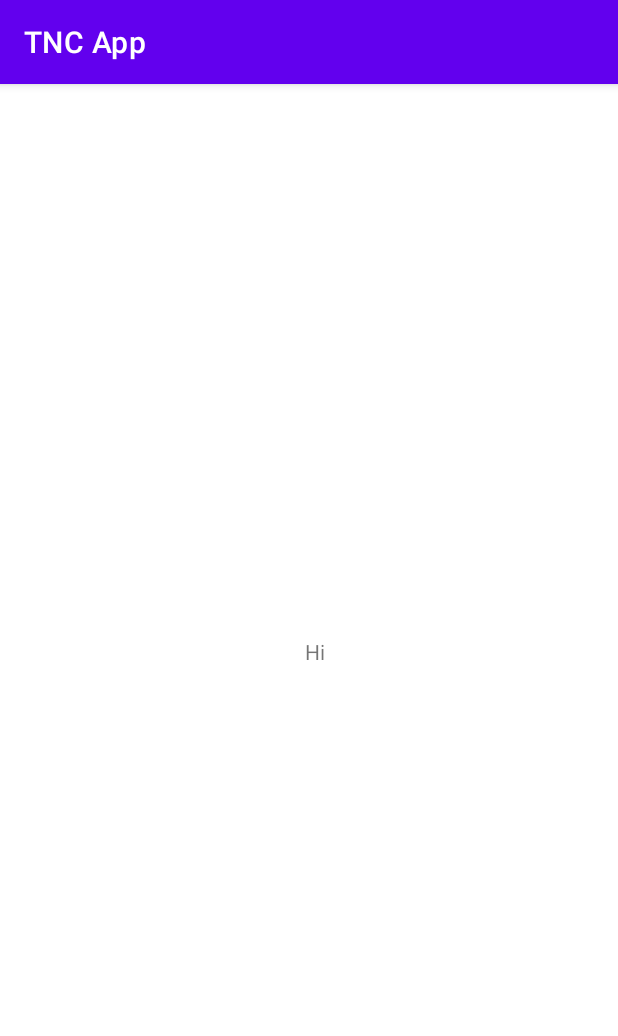
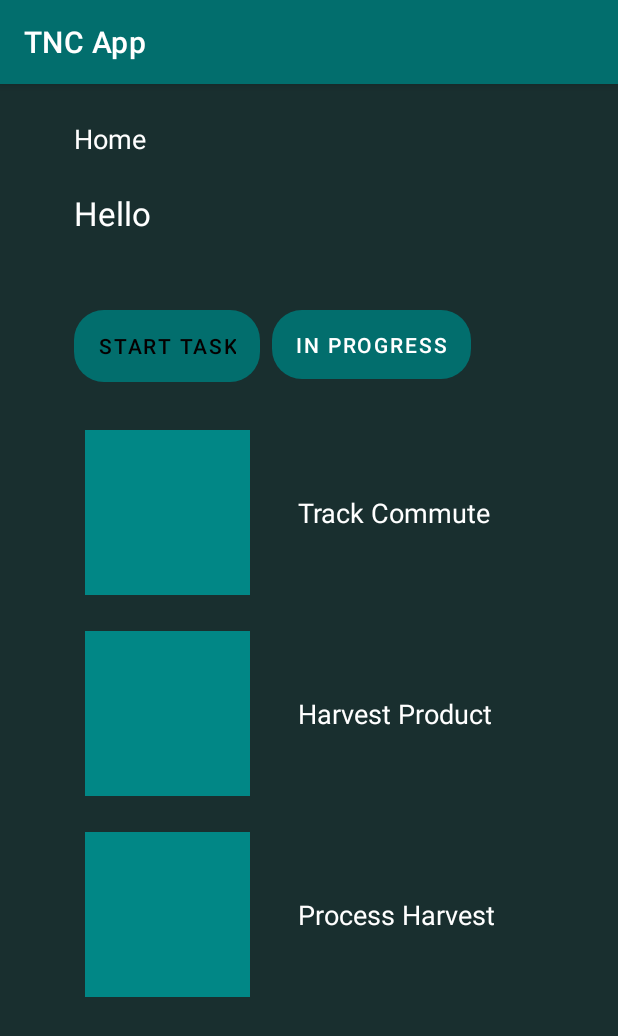
Before and after one commit to RezwanTanvin/TNC_App, an Android app: the MainActivity screen opened directly, with no data from a screen before it, on a phone screen of 412 x 824 dp. Shown: the top 1036 px of the screen. Run offline under Robolectric (Android 15) with nearby library versions, the phone set to English and light mode, and no system bars; our stand-ins replace Firebase (no records; nobody signed in at launch, a user with empty details on screens opened directly).

Commit message:
- Created Main screen after log in - Created all buttons etc - Created a roundedcorner.xml file for buttons that can be used anywhere. - Starting the trackCommute section now.

```diff
--- a/app/src/main/AndroidManifest.xml
+++ b/app/src/main/AndroidManifest.xml
@@ -6,11 +6,14 @@
         android:allowBackup="true"
         android:dataExtractionRules="@xml/data_extraction_rules"
         android:fullBackupContent="@xml/backup_rules"
-        android:icon="@mipmap/ic_launcher"
+        android:icon="@drawable/ic_launcher_background"
         android:label="@string/app_name"
         android:supportsRtl="true"
         android:theme="@style/Theme.TNCApp"
         tools:targetApi="31">
+        <activity
+            android:name=".TrackCommute.trackCommS1"
+            android:exported="false" />
         <activity
             android:name=".MainActivity"
             android:exported="false" />
--- a/app/src/main/java/com/example/tncapp/LoginActivity.java
+++ b/app/src/main/java/com/example/tncapp/LoginActivity.java
@@ -44,7 +44,46 @@ public class LoginActivity extends AppCompatActivity {
         passwordEditText = findViewById(R.id.password);
         loginButton = findViewById(R.id.login);
         loadingProgressBar = findViewById(R.id.loading);
+
         loginButton.setEnabled(false);
+
+        loginButton.setOnClickListener(new View.OnClickListener() {
+            @Override
+            public void onClick(View view) {
+                loadingProgressBar.setVisibility(View.VISIBLE);
+                String username = usernameEditText.getText().toString();
+                String password = passwordEditText.getText().toString();
+
+                mAuth.signInWithEmailAndPassword(username,password).addOnCompleteListener(new OnCompleteListener<AuthResult>() {
+                    @Override
+                    public void onComplete(@NonNull Task<AuthResult> task) {
+                        if (task.isSuccessful()) {
+
+                            loadingProgressBar.setVisibility(View.GONE);
+
+                            Log.d(TAG, "signInWithEmail:success");
+
+                            FirebaseUser currentuser = mAuth.getCurrentUser();
+                            updateUI(currentuser);
+
+                            startActivity(new Intent(LoginActivity.this,MainActivity.class));
+
+                        } else {
+
+                            loadingProgressBar.setVisibility(View.GONE);
+
+                            // If sign in fails, display a message to the user.
+                            Log.w(TAG, "signInWithEmail:failure", task.getException());
+                            Toast.makeText(LoginActivity.this, "Authentication failed.",
+                                    Toast.LENGTH_SHORT).show();
+
+                            updateUI(null);
+                        }
+                    }
+                });
+
+            }
+        });
 
         usernameEditText.addTextChangedListener(new TextWatcher() {
             @Override
@@ -92,37 +131,9 @@ public class LoginActivity extends AppCompatActivity {
             }
         });
 
-        loginButton.setOnClickListener(new View.OnClickListener() {
-            @Override
-            public void onClick(View view) {
-                loadingProgressBar.setVisibility(View.VISIBLE);
-                String username = usernameEditText.getText().toString();
-                String password = passwordEditText.getText().toString();
 
-                mAuth.signInWithEmailAndPassword(username,password).addOnCompleteListener(new OnCompleteListener<AuthResult>() {
-                    @Override
-                    public void onComplete(@NonNull Task<AuthResult> task) {
-                        if (task.isSuccessful()) {
-                            loadingProgressBar.setVisibility(View.GONE);
-                            Log.d(TAG, "signInWithEmail:success");
-                            FirebaseUser currentuser = mAuth.getCurrentUser();
-                            updateUI(currentuser);
-                            startActivity(new Intent(LoginActivity.this,MainActivity.class));
-
-                        } else {
-                            loadingProgressBar.setVisibility(View.GONE);
-                            // If sign in fails, display a message to the user.
-                            Log.w(TAG, "signInWithEmail:failure", task.getException());
-                            Toast.makeText(LoginActivity.this, "Authentication failed.",
-                                    Toast.LENGTH_SHORT).show();
-                            updateUI(null);
-                        }
-                    }
-                });
-
-            }
-        });
-
+        usernameEditText.setText("rez@test.com");
+        passwordEditText.setText("abcdef");
     }
 
     private void updateUI(FirebaseUser currentuser) {
@@ -133,11 +144,7 @@ public class LoginActivity extends AppCompatActivity {
     public void onStart() {
         super.onStart();
 
-        // Check if user is signed in (non-null) and log em out.
-        FirebaseUser currentUser = mAuth.getCurrentUser();
 
-        if(currentUser != null) {
-            FirebaseAuth.getInstance().signOut();
         }
-        }
+
     }
--- a/app/src/main/java/com/example/tncapp/MainActivity.java
+++ b/app/src/main/java/com/example/tncapp/MainActivity.java
@@ -1,43 +1,69 @@
 package com.example.tncapp;
 
+import androidx.annotation.NonNull;
 import androidx.appcompat.app.AppCompatActivity;
 
 import android.content.Intent;
 import android.os.Bundle;
+import android.view.View;
+import android.widget.ImageView;
 import android.widget.TextView;
 
 import com.google.firebase.auth.FirebaseAuth;
 import com.google.firebase.auth.FirebaseUser;
+import com.google.firebase.database.DataSnapshot;
+import com.google.firebase.database.DatabaseError;
 import com.google.firebase.database.DatabaseReference;
 import com.google.firebase.database.FirebaseDatabase;
+import com.google.firebase.database.ValueEventListener;
 
 public class MainActivity extends AppCompatActivity {
-    private FirebaseAuth mAuth;
+    private FirebaseAuth mAuth ;
     private FirebaseUser user;
-    TextView text;
+
+    FirebaseDatabase database = FirebaseDatabase.getInstance();
+    DatabaseReference myRef = database.getReference("UserName");
+
+
+    TextView userName;
+
 
     @Override
     protected void onCreate(Bundle savedInstanceState) {
         super.onCreate(savedInstanceState);
         setContentView(R.layout.activity_main);
 
+        userName = findViewById(R.id.Hi);
+
+        mAuth = FirebaseAuth.getInstance();
+
+
+        user = mAuth.getCurrentUser();
+
     }
 
     @Override
     protected void onStart() {
         super.onStart();
+        String UID = user.getUid().toString();
 
-        mAuth = FirebaseAuth.getInstance();
-        user = mAuth.getCurrentUser();
+        myRef.child(UID).addListenerForSingleValueEvent(new ValueEventListener() {
+            @Override
+            public void onDataChange(@NonNull DataSnapshot snapshot) {
+                String Username = snapshot.getValue(String.class);
+                if (Username!= null) userName.setText("Hello\n" + Username);
+            }
 
-        if (user != null) {
-            text = findViewById(R.id.Hi);
-            text.setText("Hi " + user.getEmail());
-        } else {
-            startActivity(new Intent(this, LoginActivity.class));
-        }
+            @Override
+            public void onCancelled(@NonNull DatabaseError error) {
 
-
+            }
+        });
 
     }
+
+    public void startTrackCommute(View view){
+        startActivity(new Intent(this,com.example.tncapp.TrackCommute.trackCommS1.class));
+    }
+
 }
--- /dev/null
+++ b/app/src/main/java/com/example/tncapp/TrackCommute/trackCommS1.java
@@ -0,0 +1,17 @@
+package com.example.tncapp.TrackCommute;
+
+import androidx.appcompat.app.AppCompatActivity;
+
+import android.os.Bundle;
+
+public class trackCommS1 extends AppCompatActivity {
+
+    @Override
+    protected void onCreate(Bundle savedInstanceState) {
+        super.onCreate(savedInstanceState);
+        setContentView(com.example.tncapp.R.layout.activity_track_comm_s1);
+
+
+
+    }
+}
--- /dev/null
+++ b/app/src/main/res/drawable/roundedcorner.xml
@@ -0,0 +1,5 @@
+<?xml version="1.0" encoding="utf-8"?>
+<shape xmlns:android="http://schemas.android.com/apk/res/android"
+    android:shape="rectangle">
+    <corners android:radius="20dp" />
+</shape>
--- a/app/src/main/res/layout/activity_login.xml
+++ b/app/src/main/res/layout/activity_login.xml
@@ -60,6 +60,7 @@
         android:layout_marginEnd="124dp"
         android:layout_marginBottom="442dp"
         android:text="Sign In"
+        android:background="@drawable/roundedcorner"
         app:layout_constraintBottom_toBottomOf="parent"
         app:layout_constraintEnd_toEndOf="parent"
         app:layout_constraintStart_toStartOf="parent"
--- a/app/src/main/res/layout/activity_main.xml
+++ b/app/src/main/res/layout/activity_main.xml
@@ -4,19 +4,130 @@
     xmlns:tools="http://schemas.android.com/tools"
     android:layout_width="match_parent"
     android:layout_height="match_parent"
+    android:background="#192F2F"
     tools:context=".MainActivity">
 
     <TextView
-        android:id="@+id/Hi"
+        android:id="@+id/processHarvestLabel"
         android:layout_width="wrap_content"
         android:layout_height="wrap_content"
-        android:layout_marginStart="182dp"
-        android:layout_marginTop="350dp"
-        android:layout_marginEnd="171dp"
-        android:layout_marginBottom="362dp"
-        android:text="Hi"
-        app:layout_constraintBottom_toBottomOf="parent"
+        android:layout_marginStart="32dp"
+        android:text="Process Harvest"
+        android:textAppearance="@style/TextAppearance.AppCompat.Medium"
+        android:textColor="#FFFFFF"
+        app:layout_constraintBottom_toBottomOf="@+id/processHarvestImage"
+        app:layout_constraintStart_toEndOf="@+id/processHarvestImage"
+        app:layout_constraintTop_toTopOf="@+id/processHarvestImage" />
+
+    <TextView
+        android:id="@+id/harvestProductLabel"
+        android:layout_width="wrap_content"
+        android:layout_height="wrap_content"
+        android:layout_marginStart="32dp"
+        android:text="Harvest Product"
+        android:textAppearance="@style/TextAppearance.AppCompat.Medium"
+        android:textColor="#FFFFFF"
+        app:layout_constraintBottom_toBottomOf="@+id/harvestProductImage"
+        app:layout_constraintStart_toEndOf="@+id/harvestProductImage"
+        app:layout_constraintTop_toTopOf="@+id/harvestProductImage" />
+
+    <TextView
+        android:id="@+id/Hi"
+        android:layout_width="0dp"
+        android:layout_height="wrap_content"
+        android:layout_marginTop="24dp"
+        android:layout_marginEnd="56dp"
+        android:text="Hello\n"
+        android:textAppearance="@style/TextAppearance.AppCompat.Large"
+        android:textColor="#FFFFFF"
         app:layout_constraintEnd_toEndOf="parent"
+        app:layout_constraintStart_toStartOf="@+id/textView"
+        app:layout_constraintTop_toBottomOf="@+id/textView" />
+
+    <TextView
+        android:id="@+id/textView"
+        android:layout_width="83dp"
+        android:layout_height="23dp"
+        android:layout_marginTop="24dp"
+        android:text="Home"
+        android:textAppearance="@style/TextAppearance.AppCompat.Medium"
+        android:textColor="#FFFFFF"
+        app:layout_constraintEnd_toEndOf="parent"
+        app:layout_constraintHorizontal_bias="0.15"
         app:layout_constraintStart_toStartOf="parent"
         app:layout_constraintTop_toTopOf="parent" />
+
+    <Button
+        android:id="@+id/startTaskBtn"
+        android:layout_width="0dp"
+        android:layout_height="wrap_content"
+        android:layout_marginTop="24dp"
+        android:background="@drawable/roundedcorner"
+        android:text="Start Task"
+        android:textColor="#050000"
+        app:layout_constraintStart_toStartOf="@+id/Hi"
+        app:layout_constraintTop_toBottomOf="@+id/Hi" />
+
+    <Button
+        android:id="@+id/inProgressBtn"
+        android:layout_width="wrap_content"
+        android:layout_height="46dp"
+        android:layout_marginStart="8dp"
+        android:layout_marginTop="24dp"
+        android:background="@drawable/roundedcorner"
+        android:backgroundTint="#050000"
+        android:text="In Progress"
+        app:layout_constraintStart_toEndOf="@+id/startTaskBtn"
+        app:layout_constraintTop_toBottomOf="@+id/Hi" />
+
+    <ImageView
+        android:id="@+id/trackCommuteImage"
+        android:layout_width="110dp"
+        android:layout_height="110dp"
+        android:layout_marginTop="32dp"
+        android:background="@drawable/roundedcorner"
+        android:backgroundTint="#000000"
+        android:foreground="@color/teal_700"
+        android:onClick="startTrackCommute"
+        app:layout_constraintEnd_toEndOf="@+id/startTaskBtn"
+        app:layout_constraintStart_toStartOf="@+id/startTaskBtn"
+        app:layout_constraintTop_toBottomOf="@+id/startTaskBtn"
+        tools:srcCompat="@tools:sample/backgrounds/scenic" />
+
+    <ImageView
+        android:id="@+id/harvestProductImage"
+        android:layout_width="110dp"
+        android:layout_height="110dp"
+        android:layout_marginTop="24dp"
+        android:background="@drawable/roundedcorner"
+        android:backgroundTint="#000000"
+        android:foreground="@color/teal_700"
+        app:layout_constraintStart_toStartOf="@+id/trackCommuteImage"
+        app:layout_constraintTop_toBottomOf="@+id/trackCommuteImage"
+        tools:srcCompat="@tools:sample/backgrounds/scenic" />
+
+    <ImageView
+        android:id="@+id/processHarvestImage"
+        android:layout_width="110dp"
+        android:layout_height="110dp"
+        android:layout_marginTop="24dp"
+        android:background="@drawable/roundedcorner"
+        android:backgroundTint="#000000"
+        android:foreground="@color/teal_700"
+        app:layout_constraintStart_toStartOf="@+id/harvestProductImage"
+        app:layout_constraintTop_toBottomOf="@+id/harvestProductImage"
+        tools:srcCompat="@tools:sample/backgrounds/scenic" />
+
+    <TextView
+        android:id="@+id/trackCommuteLabel"
+        android:layout_width="wrap_content"
+        android:layout_height="wrap_content"
+        android:layout_marginStart="32dp"
+        android:onClick="startTrackCommute"
+        android:text="Track Commute"
+        android:textAppearance="@style/TextAppearance.AppCompat.Medium"
+        android:textColor="#FFFFFF"
+        app:layout_constraintBottom_toBottomOf="@+id/trackCommuteImage"
+        app:layout_constraintStart_toEndOf="@+id/trackCommuteImage"
+        app:layout_constraintTop_toTopOf="@+id/trackCommuteImage" />
 </androidx.constraintlayout.widget.ConstraintLayout>
--- /dev/null
+++ b/app/src/main/res/layout/activity_track_comm_s1.xml
@@ -0,0 +1,9 @@
+<?xml version="1.0" encoding="utf-8"?>
+<androidx.constraintlayout.widget.ConstraintLayout xmlns:android="http://schemas.android.com/apk/res/android"
+    xmlns:app="http://schemas.android.com/apk/res-auto"
+    xmlns:tools="http://schemas.android.com/tools"
+    android:layout_width="match_parent"
+    android:layout_height="match_parent"
+    tools:context=".TrackCommute.trackCommS1">
+
+</androidx.constraintlayout.widget.ConstraintLayout>
--- a/app/src/main/res/values/colors.xml
+++ b/app/src/main/res/values/colors.xml
@@ -7,4 +7,11 @@
     <color name="teal_700">#FF018786</color>
     <color name="black">#FF000000</color>
     <color name="white">#FFFFFFFF</color>
+    <color name="green_500">#026E6D</color>
+    <color name="green_700">#02504F</color>
+    <color name="gray_900">#333333</color>
+    <color name="rez_divider_grey">#989898</color>
+    <color name="rez_gold">#C68708</color>
+
+
 </resources>
--- a/app/src/main/res/values/themes.xml
+++ b/app/src/main/res/values/themes.xml
@@ -2,8 +2,8 @@
     <!-- Base application theme. -->
     <style name="Theme.TNCApp" parent="Theme.MaterialComponents.DayNight.DarkActionBar">
         <!-- Primary brand color. -->
-        <item name="colorPrimary">@color/purple_500</item>
-        <item name="colorPrimaryVariant">@color/purple_700</item>
+        <item name="colorPrimary">@color/green_500</item>
+        <item name="colorPrimaryVariant">@color/green_700</item>
         <item name="colorOnPrimary">@color/white</item>
         <!-- Secondary brand color. -->
         <item name="colorSecondary">@color/teal_200</item>
@@ -13,4 +13,5 @@
         <item name="android:statusBarColor">?attr/colorPrimaryVariant</item>
         <!-- Customize your theme here. -->
     </style>
+
 </resources>
```
